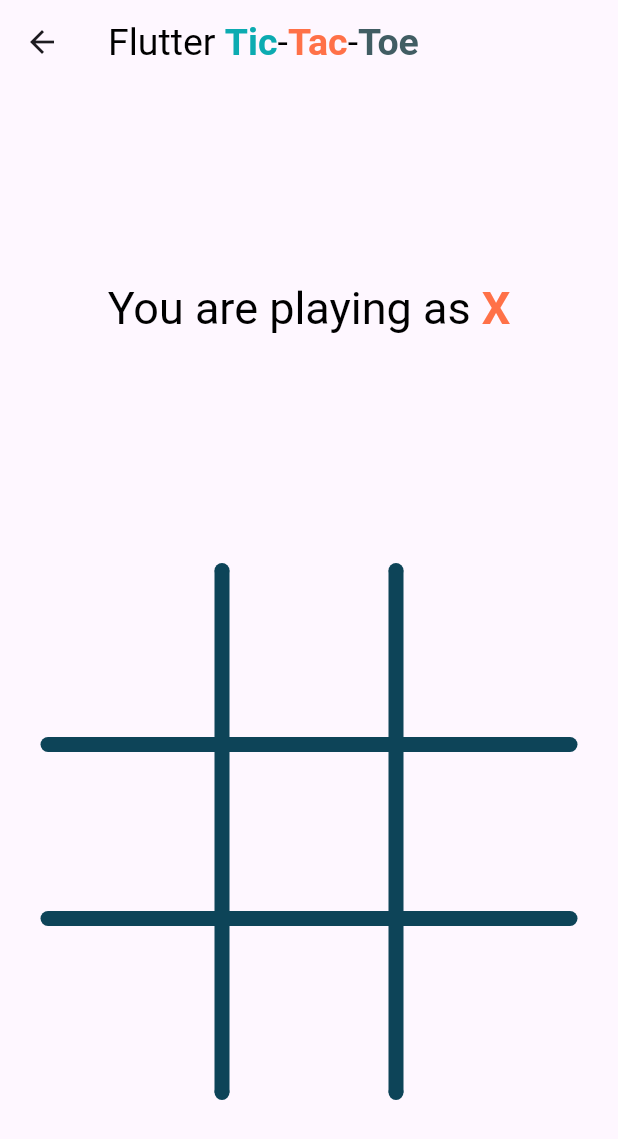
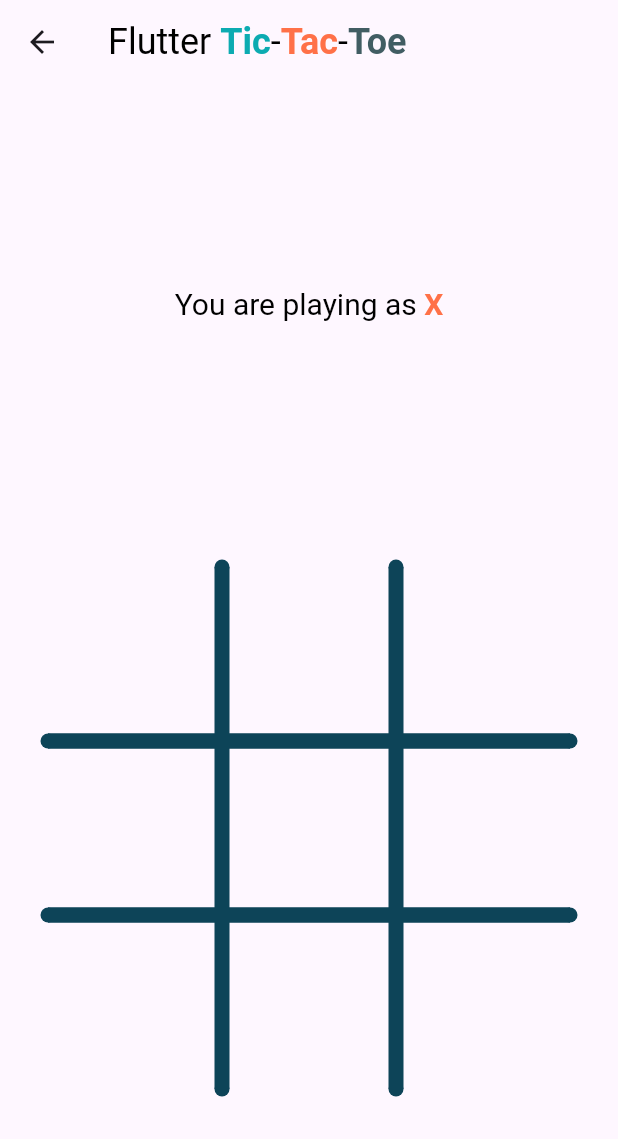
Before and after one commit to dmilicic/tictactoe, a Flutter app: the GamePage screen opened directly with empty values, on a phone screen of 412 x 824 dp. Shown: the top 1139 px of the screen. Run offline on Flutter 3.47's test engine with Material 3 defaults, Android fonts, the phone set to English and light mode, and no system bars; our stand-ins replace cloud_firestore, firebase_core; accounts and stored records are empty.

Commit message:
Added support for very small screens

```diff
--- a/lib/ui/components/buttons.dart
+++ b/lib/ui/components/buttons.dart
@@ -1,7 +1,9 @@
 
 import 'package:flutter/material.dart';
+import 'package:tictactoe2/ui/ui_threshold.dart';
 
 import '../colors.dart';
+import '../fonts.dart';
 
 class AppButton extends StatelessWidget {
 
@@ -17,6 +19,8 @@ class AppButton extends StatelessWidget {
 
   @override
   Widget build(BuildContext context) {
+    final screenWidth = MediaQuery.of(context).size.width;
+    final fontSize = screenWidth < UIThreshold.widthThreshold ? FontSize.small : FontSize.large;
 
     final ButtonStyle raisedButtonStyle = ElevatedButton.styleFrom(
       foregroundColor: AppColors.white,
@@ -32,7 +36,7 @@ class AppButton extends StatelessWidget {
     return ElevatedButton(
       style: raisedButtonStyle,
       onPressed: onPressed,
-      child: Text(text, style: const TextStyle(fontSize: 20)),
+      child: Text(text, style: TextStyle(fontSize: fontSize)),
     );
   }
 }
--- a/lib/ui/components/field.dart
+++ b/lib/ui/components/field.dart
@@ -1,16 +1,19 @@
 import 'package:flutter/material.dart';
 import 'package:tictactoe2/ui/painters/symbol_painter.dart';
+
+import '../ui_threshold.dart';
 
 class Field extends StatefulWidget {
   final int idx;
   final Function(int idx) onTap;
   final String playerSymbol;
 
-  const Field(
-      {super.key,
-      required this.idx,
-      required this.onTap,
-      required this.playerSymbol});
+  const Field({
+    super.key,
+    required this.idx,
+    required this.onTap,
+    required this.playerSymbol
+  });
 
   @override
   State<Field> createState() => _FieldState();
@@ -38,6 +41,7 @@ class _FieldState extends State<Field> with SingleTickerProviderStateMixin {
 
   @override
   Widget build(BuildContext context) {
+    final screenSize = MediaQuery.of(context).size;
 
     if (widget.playerSymbol == "") {
       _controller.reset();
@@ -60,8 +64,11 @@ class _FieldState extends State<Field> with SingleTickerProviderStateMixin {
                   painter: SymbolPainter(
                     symbol: widget.playerSymbol,
                     animation: _controller,
+                    strokeWidth: screenSize.width < UIThreshold.widthThreshold ? 8.0 : 16.0,
                   ),
-                  size: const Size(50, 50));
+                  size: screenSize.width < UIThreshold.widthThreshold
+                      ? const Size(24, 24)
+                      : const Size(50, 50));
             },
           ))),
     );
--- a/lib/ui/components/title.dart
+++ b/lib/ui/components/title.dart
@@ -1,18 +1,24 @@
 
 import 'package:flutter/cupertino.dart';
+import 'package:tictactoe2/ui/ui_threshold.dart';
 
 import '../colors.dart';
+import '../fonts.dart';
 
 class AppTitle extends StatelessWidget {
   const AppTitle({super.key});
 
   @override
   Widget build(BuildContext context) {
+
+    double screenWidth = MediaQuery.of(context).size.width;
+    final fontSize = screenWidth < UIThreshold.widthThreshold ? FontSize.small : FontSize.extraLarge;
+
     return RichText(
-      text: const TextSpan(
+      text: TextSpan(
         text: 'Flutter ',
-        style: TextStyle(fontSize: 25, color: AppColors.black),
-        children: <TextSpan>[
+        style: TextStyle(fontSize: fontSize, color: AppColors.black),
+        children: const <TextSpan>[
           TextSpan(text: 'Tic', style: TextStyle(fontWeight: FontWeight.bold, color: AppColors.colorO)),
           TextSpan(text: '-', style: TextStyle(fontWeight: FontWeight.normal)),
           TextSpan(text: 'Tac', style: TextStyle(fontWeight: FontWeight.bold, color: AppColors.colorX)),
--- a/lib/ui/components/winning_line.dart
+++ b/lib/ui/components/winning_line.dart
@@ -2,6 +2,7 @@ import 'package:flutter/material.dart';
 
 import '../../ai/ai.dart';
 import '../painters/winning_line_painter.dart';
+import '../ui_threshold.dart';
 
 class WinningLine extends StatefulWidget {
 
@@ -29,6 +30,8 @@ class _WinningLineState extends State<WinningLine> with SingleTickerProviderStat
   @override
   Widget build(BuildContext context) {
 
+    double screenWidth = MediaQuery.of(context).size.width;
+
     if (widget.winningLineIdx >= Ai.winningLines.length || widget.winningLineIdx < 0) {
       _controller.reset();
       return Container();
@@ -44,6 +47,7 @@ class _WinningLineState extends State<WinningLine> with SingleTickerProviderStat
             boardSize: widget.boardSize,
             winLineIdx: widget.winningLineIdx,
             animation: _controller,
+            strokeWidth: screenWidth < UIThreshold.widthThreshold ? 5 : 10,
           ),
         );
       },
--- /dev/null
+++ b/lib/ui/fonts.dart
@@ -0,0 +1,7 @@
+class FontSize {
+  static const double verySmall = 8;
+  static const double small = 12;
+  static const double medium = 16;
+  static const double large = 20;
+  static const double extraLarge = 24;
+}
--- a/lib/ui/painters/board_painter.dart
+++ b/lib/ui/painters/board_painter.dart
@@ -6,16 +6,22 @@ import '../colors.dart';
 
 class BoardPainter extends CustomPainter {
 
-  final _paint = Paint()
+  late double strokeWidth;
+
+  BoardPainter({
+    this.strokeWidth = 10.0,
+  });
+
+  late final _paint = Paint()
     ..color = AppColors.board
     ..style = PaintingStyle.stroke
-    ..strokeWidth = 10.0;
+    ..strokeWidth = strokeWidth;
 
   final _circlePaint = Paint()
     ..color = AppColors.board
     ..style = PaintingStyle.fill;
 
-  final double _circleRadius = 5.0;
+  late final double _circleRadius = strokeWidth / 2;
 
   @override
   void paint(Canvas canvas, Size size) {
--- a/lib/ui/painters/symbol_painter.dart
+++ b/lib/ui/painters/symbol_painter.dart
@@ -7,7 +7,7 @@ class SymbolPainter extends CustomPainter {
   final String symbol;
   final Animation<double> animation;
 
-  static const strokeWidth = 20.0;
+  late double strokeWidth = 16.0;
 
   late Paint paintForX = Paint()
     ..color = AppColors.colorX
@@ -22,9 +22,13 @@ class SymbolPainter extends CustomPainter {
   late Paint paintForO = Paint()
     ..color = AppColors.colorO
     ..style = PaintingStyle.stroke
-    ..strokeWidth = 15.0;
+    ..strokeWidth = strokeWidth;
 
-  SymbolPainter({required this.symbol, required this.animation});
+  SymbolPainter({
+    required this.symbol,
+    required this.animation,
+    this.strokeWidth = 18.0,
+  });
 
   void paintX(Canvas canvas, Size size) {
 
--- a/lib/ui/screens/game_page.dart
+++ b/lib/ui/screens/game_page.dart
@@ -11,6 +11,8 @@ import '../../ai/utils.dart';
 import '../colors.dart';
 import '../components/title.dart';
 import '../components/winning_line.dart';
+import '../fonts.dart';
+import '../ui_threshold.dart';
 
 class GamePage extends StatefulWidget {
   final String title;
@@ -39,7 +41,7 @@ class GamePageState extends State<GamePage> {
 
     switch (winner) {
       case Ai.HUMAN: // will never happen :)
-        title = "Congratulations!";
+        title = "Congrats!";
         content = "You managed to beat an unbeatable AI!";
         break;
       case Ai.AI_PLAYER:
@@ -51,30 +53,7 @@ class GamePageState extends State<GamePage> {
         content = "No winners here.";
     }
 
-    showDialog(
-        context: context,
-        builder: (BuildContext context) {
-          return AlertDialog(
-            title: Text(title,
-                style: TextStyle(
-                    fontSize: 30,
-                    color: title == drawText
-                        ? AppColors.primary
-                        : AppColors.tertiary)),
-            content: Text(content, style: const TextStyle(fontSize: 20)),
-            actions: <Widget>[
-              AppButton(
-                  text: "Restart",
-                  size: const Size(80, 50),
-                  onPressed: () {
-                    setState(() {
-                      reinitialize();
-                      Navigator.of(context).pop();
-                    });
-                  })
-            ],
-          );
-        });
+    showEndGameDialog(title, content);
   }
 
   void _movePlayed(int idx) {
@@ -89,6 +68,64 @@ class GamePageState extends State<GamePage> {
         _currentPlayer = Ai.HUMAN;
       }
     });
+  }
+
+  void showEndGameDialog(String title, String content) {
+    const drawText = "Draw!";
+
+    showDialog(
+        context: context,
+        builder: (BuildContext context) {
+          final screenWidth = MediaQuery.of(context).size.width;
+
+          final restartButton = AppButton(
+              text: "Restart",
+              size: screenWidth < UIThreshold.widthThreshold ? const Size(40, 40) : const Size(80, 50),
+              onPressed: () {
+                setState(() {
+                  reinitialize();
+                  Navigator.of(context).pop();
+                });
+              });
+
+          // center the button on smaller screens
+          final actionWidget = screenWidth < UIThreshold.widthThreshold
+              ? Center(child: restartButton)
+              : restartButton;
+
+          return AlertDialog(
+            insetPadding: const EdgeInsets.all(8.0),
+            title: Text(title,
+                style: TextStyle(
+                    fontSize: screenWidth < UIThreshold.widthThreshold ? FontSize.small : FontSize.extraLarge,
+                    color: title == drawText
+                        ? AppColors.primary
+                        : AppColors.tertiary)),
+
+            contentPadding: screenWidth < UIThreshold.widthThreshold
+                ? const EdgeInsets.all(8.0)
+                : const EdgeInsets.all(16.0),
+
+            content: SizedBox(
+              width: screenWidth < UIThreshold.widthThreshold ? 800 : 400,
+              child: Text(
+                  content,
+                  style: TextStyle(
+                      fontSize: screenWidth < UIThreshold.widthThreshold ? FontSize.small : FontSize.large
+                  )
+              ),
+            ),
+
+
+            actionsPadding: screenWidth < UIThreshold.widthThreshold
+                ? const EdgeInsets.all(8.0)
+                : const EdgeInsets.all(16.0),
+
+            actions: <Widget>[
+              actionWidget,
+            ],
+          );
+        });
   }
 
   void _showWinningLine(int winningLineIdx) {
@@ -119,7 +156,8 @@ class GamePageState extends State<GamePage> {
     final screenSize = MediaQuery.of(context).size;
     final winningLineIdx = Utils.getWinningLineIdx(board);
 
-    const double padding = 32;
+    final padding = screenSize.width < UIThreshold.widthThreshold ? 8.0 : 32.0;
+    final backIconSize = screenSize.width < UIThreshold.widthThreshold ? 16.0 : 24.0;
 
     var fields = GridView.count(
         crossAxisCount: 3,
@@ -138,6 +176,14 @@ class GamePageState extends State<GamePage> {
     return Scaffold(
       appBar: AppBar(
         title: const AppTitle(),
+        leading: IconButton(
+          padding: const EdgeInsets.all(0),
+          iconSize: backIconSize,
+          icon: const Icon(Icons.arrow_back),
+          onPressed: () {
+            Navigator.pop(context);
+          },
+        )
       ),
       body: Center(
         child: Column(
@@ -145,17 +191,17 @@ class GamePageState extends State<GamePage> {
           crossAxisAlignment: CrossAxisAlignment.center,
           children: <Widget>[
             Padding(
-              padding: const EdgeInsets.all(60),
+              padding: EdgeInsets.all(padding * 2),
               child: RichText(
                 textAlign: TextAlign.center,
-                text: const TextSpan(
+                text: TextSpan(
                   text: 'You are playing as ',
                   style: TextStyle(
-                      fontSize: 30,
+                      fontSize: screenSize.width < UIThreshold.widthThreshold ? FontSize.small : FontSize.large,
                       color: AppColors.black,
                       fontWeight: FontWeight.normal,
                       height: 1.5),
-                  children: <TextSpan>[
+                  children: const <TextSpan>[
                     TextSpan(
                         text: 'X',
                         style: TextStyle(
@@ -188,9 +234,11 @@ class GamePageState extends State<GamePage> {
                       maxWidth: boardSize,
                       maxHeight: boardSize,
                     ),
-                    padding: const EdgeInsets.all(padding),
+                    padding: EdgeInsets.all(padding),
                     child: CustomPaint(
-                      painter: BoardPainter(),
+                      painter: BoardPainter(
+                        strokeWidth: screenSize.width < UIThreshold.widthThreshold ? 5 : 10,
+                      ),
                       child: Stack(
                         children: stackedWidgets,
                       ),
--- /dev/null
+++ b/lib/ui/ui_threshold.dart
@@ -0,0 +1,3 @@
+class UIThreshold {
+  static const double widthThreshold = 300;
+}
```
Also changed, not shown: lib/ui/painters/winning_line_painter.dart (+12 -5 lines), lib/ui/screens/home_page.dart (+38 -13 lines), pubspec.lock.
